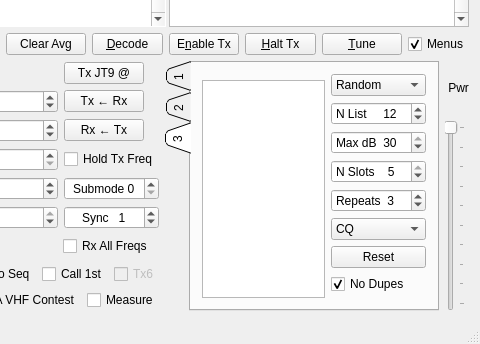
Old version of the form mainwindow.ui in the repository saitohirga/WSJT-X; both pictures show x 387 to 867 and y 211 to 555 of the 867 by 555 pixel window.
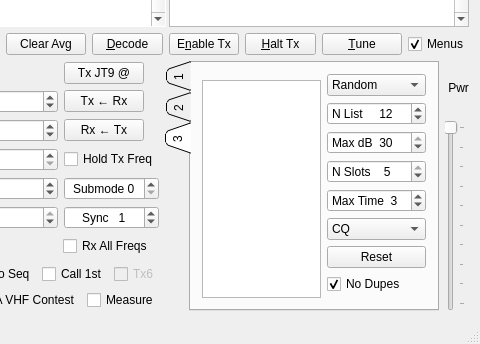
New version of the form. The open tabs and pages were chosen to show the change. Custom widgets are drawn as their Qt base class.

Commit message: Add FoxQSO.txt; sbRepeats -> sbMaxTime; randomize Tx freq for Hound R+rpt; code cleanup.

```diff
--- a/mainwindow.ui
+++ b/mainwindow.ui
@@ -1902,10 +1902,10 @@
                         </size>
                        </property>
                        <property name="prefix">
-                        <string>Repeats  </string>
+                        <string>Max Time  </string>
                        </property>
                        <property name="minimum">
-                        <number>0</number>
+                        <number>1</number>
                        </property>
                        <property name="maximum">
                         <number>10</number>
```
Left out of the diff: 10 changed lines with no effect on the pictures. The commit also changes 2 other files.
